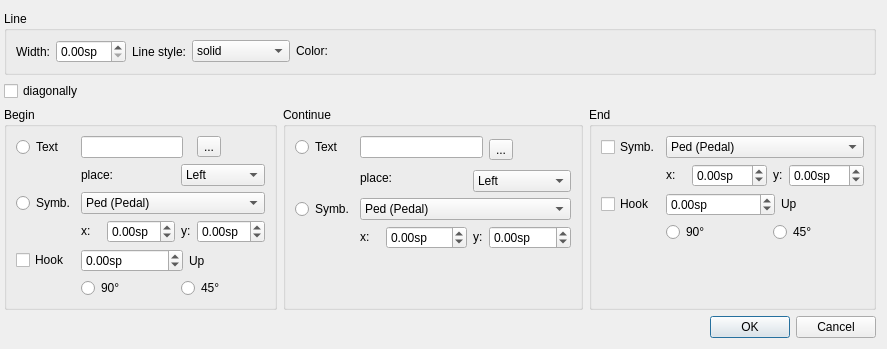
Before: the Qt Designer form mscore/mscore/lineproperties.ui in musescore/musescore-old, drawn with Qt 5.
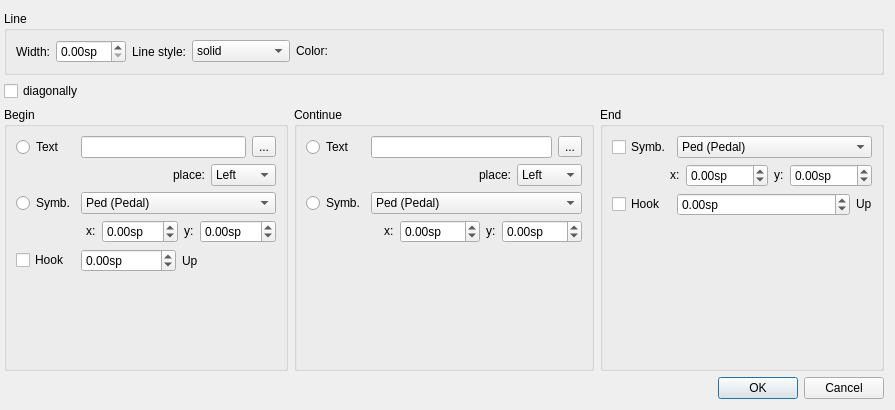
After: the same form once the commit is applied. Custom widgets are drawn as their Qt base class.

```diff
--- a/mscore/mscore/lineproperties.ui
+++ b/mscore/mscore/lineproperties.ui
@@ -1,13 +1,13 @@
 <?xml version="1.0" encoding="UTF-8"?>
 <ui version="4.0">
  <class>LinePropertiesDialog</class>
- <widget class="QDialog" name="LinePropertiesDialog">
-  <property name="geometry">
+ <widget class="QDialog" name="LinePropertiesDialog" >
+  <property name="geometry" >
    <rect>
     <x>0</x>
     <y>0</y>
-    <width>767</width>
-    <height>321</height>
+    <width>895</width>
+    <height>410</height>
    </rect>
   </property>
   <property name="windowTitle">
@@ -164,27 +164,42 @@
           </property>
          </widget>
         </item>
-        <item row="0" column="1" colspan="3">
-         <widget class="QLineEdit" name="beginText"/>
+        <item row="0" column="1" >
+         <widget class="QLineEdit" name="beginText" />
         </item>
-        <item row="0" column="5">
-         <widget class="QToolButton" name="beginTextTb">
-          <property name="text">
+        <item row="0" column="2" >
+         <widget class="QToolButton" name="beginTextTb" >
+          <property name="text" >
            <string>...</string>
           </property>
          </widget>
         </item>
-        <item row="1" column="1" colspan="2">
-         <widget class="QLabel" name="label">
-          <property name="text">
+        <item row="1" column="0" colspan="3" >
+         <layout class="QHBoxLayout" name="horizontalLayout_8" >
+          <item>
+           <spacer name="horizontalSpacer_4" >
+            <property name="orientation" >
+             <enum>Qt::Horizontal</enum>
+            </property>
+            <property name="sizeHint" stdset="0" >
+             <size>
+              <width>40</width>
+              <height>20</height>
+             </size>
+            </property>
+           </spacer>
+          </item>
+          <item>
+           <widget class="QLabel" name="label" >
+            <property name="text" >
            <string>place:</string>
           </property>
          </widget>
         </item>
-        <item row="1" column="3" colspan="3">
-         <widget class="QComboBox" name="beginTextPlace">
           <item>
-           <property name="text">
+           <widget class="QComboBox" name="beginTextPlace" >
+            <item>
+             <property name="text" >
             <string>Left</string>
            </property>
           </item>
@@ -195,10 +210,12 @@
           </item>
          </widget>
         </item>
-        <item row="2" column="0">
-         <widget class="QRadioButton" name="beginSymbolRb">
-          <property name="sizePolicy">
-           <sizepolicy hsizetype="Fixed" vsizetype="Fixed">
+         </layout>
+        </item>
+        <item row="2" column="0" >
+         <widget class="QRadioButton" name="beginSymbolRb" >
+          <property name="sizePolicy" >
+           <sizepolicy vsizetype="Fixed" hsizetype="Fixed" >
             <horstretch>0</horstretch>
             <verstretch>0</verstretch>
            </sizepolicy>
@@ -211,8 +228,8 @@
           </property>
          </widget>
         </item>
-        <item row="2" column="1" colspan="5">
-         <widget class="QComboBox" name="beginSymbol">
+        <item row="2" column="1" colspan="2" >
+         <widget class="QComboBox" name="beginSymbol" >
           <item>
            <property name="text">
             <string>Ped (Pedal)</string>
@@ -220,10 +237,38 @@
           </item>
          </widget>
         </item>
-        <item row="3" column="1">
-         <widget class="QLabel" name="label_12">
-          <property name="sizePolicy">
-           <sizepolicy hsizetype="Fixed" vsizetype="Fixed">
+        <item row="3" column="0" colspan="3" >
+         <layout class="QHBoxLayout" name="horizontalLayout_3" >
+          <item>
+           <spacer name="horizontalSpacer_3" >
+            <property name="orientation" >
+             <enum>Qt::Horizontal</enum>
+            </property>
+            <property name="sizeHint" stdset="0" >
+             <size>
+              <width>40</width>
+              <height>20</height>
+             </size>
+            </property>
+           </spacer>
+          </item>
+          <item>
+           <spacer name="horizontalSpacer_6" >
+            <property name="orientation" >
+             <enum>Qt::Horizontal</enum>
+            </property>
+            <property name="sizeHint" stdset="0" >
+             <size>
+              <width>40</width>
+              <height>20</height>
+             </size>
+            </property>
+           </spacer>
+          </item>
+          <item>
+           <widget class="QLabel" name="label_12" >
+            <property name="sizePolicy" >
+             <sizepolicy vsizetype="Fixed" hsizetype="Fixed" >
             <horstretch>0</horstretch>
             <verstretch>0</verstretch>
            </sizepolicy>
@@ -233,10 +278,10 @@
           </property>
          </widget>
         </item>
-        <item row="3" column="2">
-         <widget class="QDoubleSpinBox" name="beginSymbolX">
-          <property name="sizePolicy">
-           <sizepolicy hsizetype="Preferred" vsizetype="Fixed">
+          <item>
+           <widget class="QDoubleSpinBox" name="beginSymbolX" >
+            <property name="sizePolicy" >
+             <sizepolicy vsizetype="Fixed" hsizetype="Preferred" >
             <horstretch>0</horstretch>
             <verstretch>0</verstretch>
            </sizepolicy>
@@ -252,10 +297,10 @@
           </property>
          </widget>
         </item>
-        <item row="3" column="3" colspan="2">
-         <widget class="QLabel" name="label_14">
-          <property name="sizePolicy">
-           <sizepolicy hsizetype="Fixed" vsizetype="Fixed">
+          <item>
+           <widget class="QLabel" name="label_14" >
+            <property name="sizePolicy" >
+             <sizepolicy vsizetype="Fixed" hsizetype="Fixed" >
             <horstretch>0</horstretch>
             <verstretch>0</verstretch>
            </sizepolicy>
@@ -265,10 +310,10 @@
           </property>
          </widget>
         </item>
-        <item row="3" column="5">
-         <widget class="QDoubleSpinBox" name="beginSymbolY">
-          <property name="sizePolicy">
-           <sizepolicy hsizetype="Preferred" vsizetype="Fixed">
+          <item>
+           <widget class="QDoubleSpinBox" name="beginSymbolY" >
+            <property name="sizePolicy" >
+             <sizepolicy vsizetype="Fixed" hsizetype="Preferred" >
             <horstretch>0</horstretch>
             <verstretch>0</verstretch>
            </sizepolicy>
@@ -284,16 +329,20 @@
           </property>
          </widget>
         </item>
-        <item row="4" column="0">
-         <widget class="QCheckBox" name="beginHook">
-          <property name="text">
+         </layout>
+        </item>
+        <item row="4" column="0" >
+         <widget class="QCheckBox" name="beginHook" >
+          <property name="text" >
            <string>Hook</string>
           </property>
          </widget>
         </item>
-        <item row="4" column="1" colspan="3">
-         <widget class="QDoubleSpinBox" name="beginHookHeight">
-          <property name="suffix">
+        <item row="4" column="1" colspan="2" >
+         <layout class="QHBoxLayout" name="horizontalLayout_2" >
+          <item>
+           <widget class="QDoubleSpinBox" name="beginHookHeight" >
+            <property name="suffix" >
            <string>sp</string>
           </property>
           <property name="minimum">
@@ -307,16 +356,18 @@
           </property>
          </widget>
         </item>
-        <item row="4" column="4" colspan="2">
-         <widget class="QLabel" name="label_11">
-          <property name="text">
+          <item>
+           <widget class="QLabel" name="label_11" >
+            <property name="text" >
            <string>Up</string>
           </property>
          </widget>
         </item>
-        <item row="6" column="1">
-         <spacer name="verticalSpacer_3">
-          <property name="orientation">
+         </layout>
+        </item>
+        <item row="5" column="0" >
+         <spacer name="verticalSpacer_3" >
+          <property name="orientation" >
            <enum>Qt::Vertical</enum>
           </property>
           <property name="sizeHint" stdset="0">
@@ -327,20 +378,6 @@
           </property>
          </spacer>
         </item>
-        <item row="5" column="1" colspan="2">
-         <widget class="QRadioButton" name="beginHookType90">
-          <property name="text">
-           <string>90°</string>
-          </property>
-         </widget>
-        </item>
-        <item row="5" column="3" colspan="3">
-         <widget class="QRadioButton" name="beginHookType45">
-          <property name="text">
-           <string>45°</string>
-          </property>
-         </widget>
-        </item>
        </layout>
       </widget>
      </item>
@@ -372,27 +409,42 @@
           </property>
          </widget>
         </item>
-        <item row="0" column="1" colspan="3">
-         <widget class="QLineEdit" name="continueText"/>
+        <item row="0" column="1" >
+         <widget class="QLineEdit" name="continueText" />
         </item>
-        <item row="0" column="4" rowspan="2" colspan="2">
-         <widget class="QToolButton" name="continueTextTb">
-          <property name="text">
+        <item row="0" column="2" >
+         <widget class="QToolButton" name="continueTextTb" >
+          <property name="text" >
            <string>...</string>
           </property>
          </widget>
         </item>
-        <item row="1" column="1" rowspan="2" colspan="2">
-         <widget class="QLabel" name="label_4">
-          <property name="text">
+        <item row="1" column="0" colspan="3" >
+         <layout class="QHBoxLayout" name="horizontalLayout_9" >
+          <item>
+           <spacer name="horizontalSpacer_4" >
+            <property name="orientation" >
+             <enum>Qt::Horizontal</enum>
+            </property>
+            <property name="sizeHint" stdset="0" >
+             <size>
+              <width>40</width>
+              <height>20</height>
+             </size>
+            </property>
+           </spacer>
+          </item>
+          <item>
+           <widget class="QLabel" name="label_4" >
+            <property name="text" >
            <string>place:</string>
           </property>
          </widget>
         </item>
-        <item row="2" column="3" colspan="3">
-         <widget class="QComboBox" name="continueTextPlace">
           <item>
-           <property name="text">
+           <widget class="QComboBox" name="continueTextPlace" >
+            <item>
+             <property name="text" >
             <string>Left</string>
            </property>
           </item>
@@ -403,10 +455,12 @@
           </item>
          </widget>
         </item>
-        <item row="3" column="0">
-         <widget class="QRadioButton" name="continueSymbolRb">
-          <property name="sizePolicy">
-           <sizepolicy hsizetype="Fixed" vsizetype="Fixed">
+         </layout>
+        </item>
+        <item row="2" column="0" >
+         <widget class="QRadioButton" name="continueSymbolRb" >
+          <property name="sizePolicy" >
+           <sizepolicy vsizetype="Fixed" hsizetype="Fixed" >
             <horstretch>0</horstretch>
             <verstretch>0</verstretch>
            </sizepolicy>
@@ -419,8 +473,8 @@
           </property>
          </widget>
         </item>
-        <item row="3" column="1" colspan="5">
-         <widget class="QComboBox" name="continueSymbol">
+        <item row="2" column="1" colspan="2" >
+         <widget class="QComboBox" name="continueSymbol" >
           <item>
            <property name="text">
             <string>Ped (Pedal)</string>
@@ -428,10 +482,38 @@
           </item>
          </widget>
         </item>
-        <item row="4" column="1">
-         <widget class="QLabel" name="label_17">
-          <property name="sizePolicy">
-           <sizepolicy hsizetype="Fixed" vsizetype="Fixed">
+        <item row="3" column="0" colspan="3" >
+         <layout class="QHBoxLayout" name="horizontalLayout_4" >
+          <item>
+           <spacer name="horizontalSpacer_2" >
+            <property name="orientation" >
+             <enum>Qt::Horizontal</enum>
+            </property>
+            <property name="sizeHint" stdset="0" >
+             <size>
+              <width>40</width>
+              <height>20</height>
+             </size>
+            </property>
+           </spacer>
+          </item>
+          <item>
+           <spacer name="horizontalSpacer_5" >
+            <property name="orientation" >
+             <enum>Qt::Horizontal</enum>
+            </property>
+            <property name="sizeHint" stdset="0" >
+             <size>
+              <width>40</width>
+              <height>20</height>
+             </size>
+            </property>
+           </spacer>
+          </item>
+          <item>
+           <widget class="QLabel" name="label_17" >
+            <property name="sizePolicy" >
+             <sizepolicy vsizetype="Fixed" hsizetype="Fixed" >
             <horstretch>0</horstretch>
             <verstretch>0</verstretch>
            </sizepolicy>
@@ -441,10 +523,10 @@
           </property>
          </widget>
         </item>
-        <item row="4" column="2">
-         <widget class="QDoubleSpinBox" name="continueSymbolX">
-          <property name="sizePolicy">
-           <sizepolicy hsizetype="Preferred" vsizetype="Fixed">
+          <item>
+           <widget class="QDoubleSpinBox" name="continueSymbolX" >
+            <property name="sizePolicy" >
+             <sizepolicy vsizetype="Fixed" hsizetype="Preferred" >
             <horstretch>0</horstretch>
             <verstretch>0</verstretch>
            </sizepolicy>
@@ -460,10 +542,10 @@
           </property>
          </widget>
         </item>
-        <item row="4" column="3">
-         <widget class="QLabel" name="label_18">
-          <property name="sizePolicy">
-           <sizepolicy hsizetype="Fixed" vsizetype="Fixed">
+          <item>
+           <widget class="QLabel" name="label_18" >
+            <property name="sizePolicy" >
+             <sizepolicy vsizetype="Fixed" hsizetype="Fixed" >
             <horstretch>0</horstretch>
             <verstretch>0</verstretch>
            </sizepolicy>
@@ -473,10 +555,10 @@
           </property>
          </widget>
         </item>
-        <item row="4" column="4" colspan="2">
-         <widget class="QDoubleSpinBox" name="continueSymbolY">
-          <property name="sizePolicy">
-           <sizepolicy hsizetype="Preferred" vsizetype="Fixed">
+          <item>
+           <widget class="QDoubleSpinBox" name="continueSymbolY" >
+            <property name="sizePolicy" >
+             <sizepolicy vsizetype="Fixed" hsizetype="Preferred" >
             <horstretch>0</horstretch>
             <verstretch>0</verstretch>
            </sizepolicy>
@@ -492,9 +574,11 @@
           </property>
          </widget>
         </item>
-        <item row="5" column="1">
-         <spacer name="verticalSpacer_2">
-          <property name="orientation">
+         </layout>
+        </item>
+        <item row="4" column="0" >
+         <spacer name="verticalSpacer_2" >
+          <property name="orientation" >
            <enum>Qt::Vertical</enum>
           </property>
           <property name="sizeHint" stdset="0">
@@ -527,8 +611,8 @@
           </property>
          </widget>
         </item>
-        <item row="0" column="1" colspan="5">
-         <widget class="QComboBox" name="endSymbol">
+        <item row="0" column="1" >
+         <widget class="QComboBox" name="endSymbol" >
           <item>
            <property name="text">
             <string>Ped (Pedal)</string>
@@ -536,10 +620,38 @@
           </item>
          </widget>
         </item>
-        <item row="1" column="1">
-         <widget class="QLabel" name="label_23">
-          <property name="sizePolicy">
-           <sizepolicy hsizetype="Preferred" vsizetype="Fixed">
+        <item row="1" column="0" colspan="2" >
+         <layout class="QHBoxLayout" name="horizontalLayout_6" >
+          <item>
+           <spacer name="horizontalSpacer" >
+            <property name="orientation" >
+             <enum>Qt::Horizontal</enum>
+            </property>
+            <property name="sizeHint" stdset="0" >
+             <size>
+              <width>28</width>
+              <height>20</height>
+             </size>
+            </property>
+           </spacer>
+          </item>
+          <item>
+           <spacer name="horizontalSpacer_7" >
+            <property name="orientation" >
+             <enum>Qt::Horizontal</enum>
+            </property>
+            <property name="sizeHint" stdset="0" >
+             <size>
+              <width>40</width>
+              <height>20</height>
+             </size>
+            </property>
+           </spacer>
+          </item>
+          <item>
+           <widget class="QLabel" name="label_23" >
+            <property name="sizePolicy" >
+             <sizepolicy vsizetype="Fixed" hsizetype="Fixed" >
             <horstretch>0</horstretch>
             <verstretch>0</verstretch>
            </sizepolicy>
@@ -549,10 +661,10 @@
           </property>
          </widget>
         </item>
-        <item row="1" column="2">
-         <widget class="QDoubleSpinBox" name="endSymbolX">
-          <property name="sizePolicy">
-           <sizepolicy hsizetype="Preferred" vsizetype="Fixed">
+          <item>
+           <widget class="QDoubleSpinBox" name="endSymbolX" >
+            <property name="sizePolicy" >
+             <sizepolicy vsizetype="Fixed" hsizetype="Preferred" >
             <horstretch>0</horstretch>
             <verstretch>0</verstretch>
            </sizepolicy>
@@ -568,10 +680,10 @@
           </property>
          </widget>
         </item>
-        <item row="1" column="3" colspan="2">
-         <widget class="QLabel" name="label_24">
-          <property name="sizePolicy">
-           <sizepolicy hsizetype="Preferred" vsizetype="Fixed">
+          <item>
+           <widget class="QLabel" name="label_24" >
+            <property name="sizePolicy" >
+             <sizepolicy vsizetype="Fixed" hsizetype="Fixed" >
             <horstretch>0</horstretch>
             <verstretch>0</verstretch>
            </sizepolicy>
@@ -581,10 +693,10 @@
           </property>
          </widget>
         </item>
-        <item row="1" column="5">
-         <widget class="QDoubleSpinBox" name="endSymbolY">
-          <property name="sizePolicy">
-           <sizepolicy hsizetype="Preferred" vsizetype="Fixed">
+          <item>
+           <widget class="QDoubleSpinBox" name="endSymbolY" >
+            <property name="sizePolicy" >
+             <sizepolicy vsizetype="Fixed" hsizetype="Preferred" >
             <horstretch>0</horstretch>
             <verstretch>0</verstretch>
            </sizepolicy>
@@ -600,10 +712,12 @@
           </property>
          </widget>
         </item>
-        <item row="2" column="0">
-         <widget class="QCheckBox" name="endHook">
-          <property name="sizePolicy">
-           <sizepolicy hsizetype="Preferred" vsizetype="Fixed">
+         </layout>
+        </item>
+        <item row="2" column="0" >
+         <widget class="QCheckBox" name="endHook" >
+          <property name="sizePolicy" >
+           <sizepolicy vsizetype="Fixed" hsizetype="Fixed" >
             <horstretch>0</horstretch>
             <verstretch>0</verstretch>
            </sizepolicy>
@@ -613,10 +727,12 @@
           </property>
          </widget>
         </item>
-        <item row="2" column="1" colspan="3">
-         <widget class="QDoubleSpinBox" name="endHookHeight">
-          <property name="sizePolicy">
-           <sizepolicy hsizetype="Preferred" vsizetype="Fixed">
+        <item row="2" column="1" >
+         <layout class="QHBoxLayout" name="horizontalLayout_7" >
+          <item>
+           <widget class="QDoubleSpinBox" name="endHookHeight" >
+            <property name="sizePolicy" >
+             <sizepolicy vsizetype="Fixed" hsizetype="Preferred" >
             <horstretch>0</horstretch>
             <verstretch>0</verstretch>
            </sizepolicy>
@@ -635,10 +751,10 @@
           </property>
          </widget>
         </item>
-        <item row="2" column="4" colspan="2">
-         <widget class="QLabel" name="label_25">
-          <property name="sizePolicy">
-           <sizepolicy hsizetype="Preferred" vsizetype="Fixed">
+          <item>
+           <widget class="QLabel" name="label_25" >
+            <property name="sizePolicy" >
+             <sizepolicy vsizetype="Fixed" hsizetype="Fixed" >
             <horstretch>0</horstretch>
             <verstretch>0</verstretch>
            </sizepolicy>
@@ -648,9 +764,11 @@
           </property>
          </widget>
         </item>
-        <item row="4" column="1">
-         <spacer name="verticalSpacer">
-          <property name="orientation">
+         </layout>
+        </item>
+        <item row="3" column="1" >
+         <spacer name="verticalSpacer" >
+          <property name="orientation" >
            <enum>Qt::Vertical</enum>
           </property>
           <property name="sizeHint" stdset="0">
@@ -661,20 +779,6 @@
           </property>
          </spacer>
         </item>
-        <item row="3" column="1" colspan="2">
-         <widget class="QRadioButton" name="endHookType90">
-          <property name="text">
-           <string>90°</string>
-          </property>
-         </widget>
-        </item>
-        <item row="3" column="3" colspan="3">
-         <widget class="QRadioButton" name="endHookType45">
-          <property name="text">
-           <string>45°</string>
-          </property>
-         </widget>
-        </item>
        </layout>
       </widget>
      </item>
```
Left out of the diff: 231 changed lines with no effect on the pictures. Lines whose indentation alone changed are shown as unchanged.
